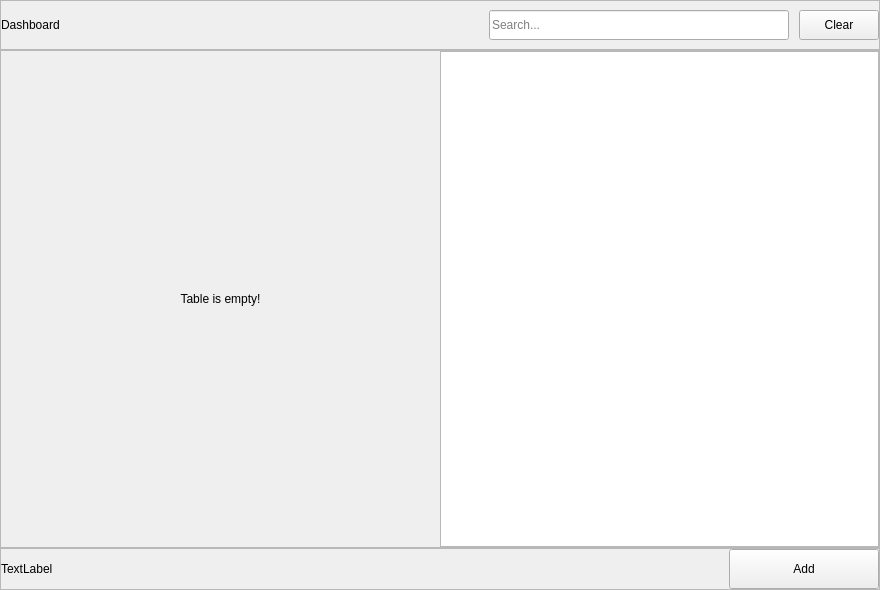
Above: ui/ui/table.ui from er-Bot/wallet before the change. Below: the same form after it.
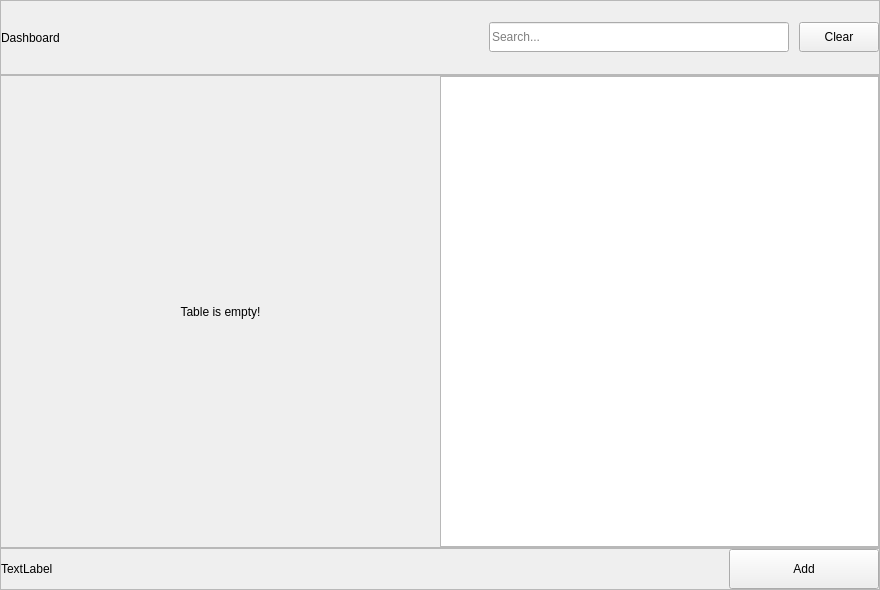
That is the form after the change.

The edit to the form file:
```diff
--- a/ui/ui/table.ui
+++ b/ui/ui/table.ui
@@ -34,13 +34,13 @@
      <property name="minimumSize">
       <size>
        <width>0</width>
-       <height>50</height>
+       <height>75</height>
       </size>
      </property>
      <property name="maximumSize">
       <size>
        <width>16777215</width>
-       <height>50</height>
+       <height>75</height>
       </size>
      </property>
      <property name="frameShape">
```
